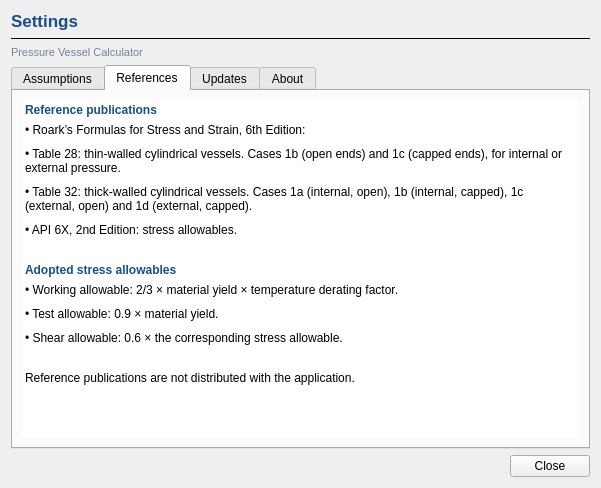
Old version of the form src/ui/settings_dialog.ui in the repository ZeroFlagLabs/pressure-vessel-calculator.
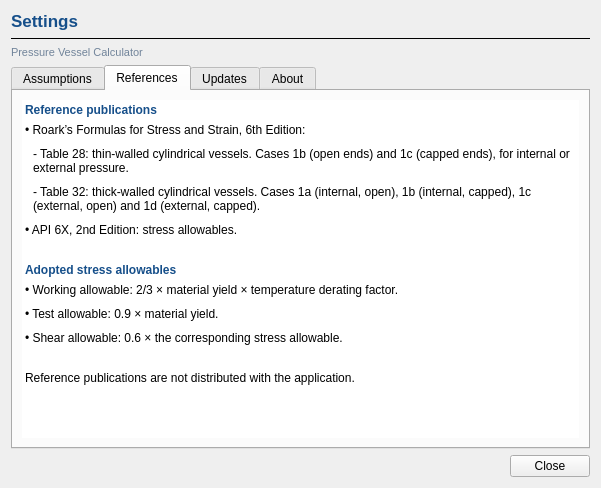
New version of the form. The open tabs and pages were chosen to show the change.

Commit message: style: refine Roark reference indentation

Diff of the .ui file:
```diff
--- a/src/ui/settings_dialog.ui
+++ b/src/ui/settings_dialog.ui
@@ -126,7 +126,7 @@
            <item>
             <widget class="QLabel" name="references_text">
              <property name="textFormat"><enum>Qt::TextFormat::RichText</enum></property>
-             <property name="text"><string>&lt;html&gt;&lt;body&gt;&lt;p style="margin:0 0 10px 0;"&gt;&amp;bull; Roark&amp;rsquo;s Formulas for Stress and Strain, 6th Edition:&lt;/p&gt;&lt;p style="margin:0 0 10px 0;"&gt;&amp;bull; Table 28: thin-walled cylindrical vessels. Cases 1b (open ends) and 1c (capped ends), for internal or external pressure.&lt;/p&gt;&lt;p style="margin:0 0 10px 0;"&gt;&amp;bull; Table 32: thick-walled cylindrical vessels. Cases 1a (internal, open), 1b (internal, capped), 1c (external, open) and 1d (external, capped).&lt;/p&gt;&lt;p style="margin:0 0 10px 0;"&gt;&amp;bull; API 6X, 2nd Edition: stress allowables.&lt;/p&gt;&lt;/body&gt;&lt;/html&gt;</string></property>
+             <property name="text"><string>&lt;html&gt;&lt;body&gt;&lt;p style="margin:0 0 10px 0;"&gt;&amp;bull; Roark&amp;rsquo;s Formulas for Stress and Strain, 6th Edition:&lt;/p&gt;&lt;p style="margin:0 0 10px 8px;"&gt;- Table 28: thin-walled cylindrical vessels. Cases 1b (open ends) and 1c (capped ends), for internal or external pressure.&lt;/p&gt;&lt;p style="margin:0 0 10px 8px;"&gt;- Table 32: thick-walled cylindrical vessels. Cases 1a (internal, open), 1b (internal, capped), 1c (external, open) and 1d (external, capped).&lt;/p&gt;&lt;p style="margin:0 0 10px 0;"&gt;&amp;bull; API 6X, 2nd Edition: stress allowables.&lt;/p&gt;&lt;/body&gt;&lt;/html&gt;</string></property>
              <property name="wordWrap"><bool>true</bool></property>
             </widget>
            </item>
```
Left out of the diff: 4 changed lines with no effect on the pictures. The commit also changes 4 other files.
